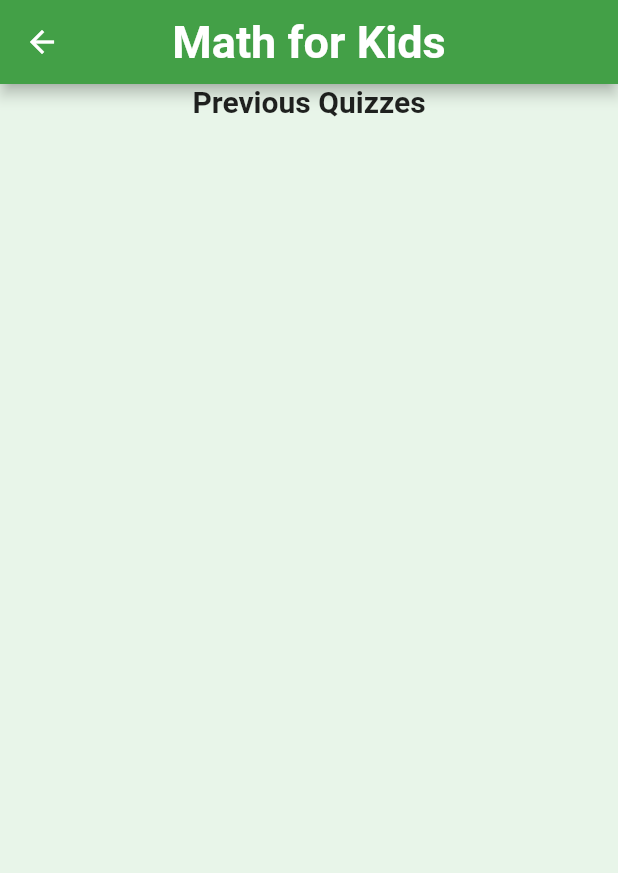
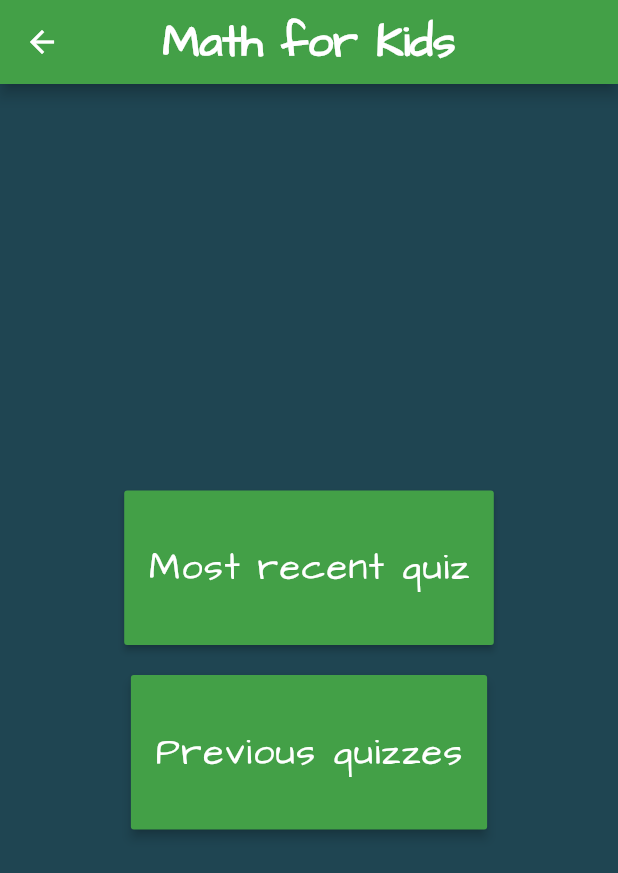
Before and after one commit to edwardtheskull/mathforkids, a Flutter app: the studentresultPageState screen opened directly, on a phone screen of 412 x 824 dp. Shown: the top 873 px of the screen. Run offline on Flutter 3.47's test engine with Material 2 defaults, Android fonts, the phone set to English and light mode, and no system bars; our stand-ins replace sqflite; accounts and stored records are empty; Roboto replaces fonts that are missing (Crimson); project files that could hold a hidden picture were left out.

Commit message:
Update studentresults.dart
student result small update

```diff
--- a/lib/studentresults.dart
+++ b/lib/studentresults.dart
@@ -13,6 +13,55 @@ class studentresultPage extends State<studentresultPageState>{
   @override
   Widget build(BuildContext context) {
     return Scaffold(
+        backgroundColor: Color.fromRGBO(31, 69, 82, 1),
+        appBar: AppBar(
+          title: Text(
+            "Math for Kids",
+            style: TextStyle(
+              fontSize: 30,
+              fontFamily: "Architect",
+              fontWeight: FontWeight.bold,
+            ),
+          ),
+          centerTitle:true,
+          backgroundColor: Colors.green[600],
+        ),
+        body:  Column(mainAxisAlignment: MainAxisAlignment.center,
+
+            children:
+            //row 1
+            [Row(mainAxisAlignment: MainAxisAlignment.center, children: [ButtonTheme(minWidth: MediaQuery.of(context).size.width/1.8, height: MediaQuery.of(context).size.height/8,
+              child: RaisedButton(elevation: 2,
+                onPressed: (){
+                  //Navigator.push(context, new MaterialPageRoute(builder: (context) => new connectPageState()));
+                },
+                color: Colors.green[600],
+                child: Text("Most recent quiz", style: TextStyle(letterSpacing: 1,
+                    fontSize: 25,
+                    color: Colors.white,fontFamily: 'Architect')),),
+            )],
+            ),
+
+              //Row 2
+              Row(mainAxisAlignment: MainAxisAlignment.center, children: [Padding(
+                padding: const EdgeInsets.only(top: 20),
+                child: ButtonTheme(minWidth: MediaQuery.of(context).size.width/1.8, height: MediaQuery.of(context).size.height/8,
+                  child: RaisedButton(elevation: 3,
+                    onPressed: (){
+                      //Navigator.push(context, new MaterialPageRoute(builder: (context) => new createquizPageState()));
+                    },
+                    color: Colors.green[600],
+                    child: Text("Previous quizzes", style: TextStyle(letterSpacing: 1,
+                      fontSize: 25,
+                      color: Colors.white,fontFamily: 'Architect',)),),
+                ),
+              )],
+              ),
+            ])
+    );
+  }
+}
+    /*return Scaffold(
         backgroundColor: Colors.green[50],
         appBar: AppBar(
           title: Text(
@@ -28,14 +77,29 @@ class studentresultPage extends State<studentresultPageState>{
         ),
         body:  Center(
           child: Column( mainAxisAlignment: MainAxisAlignment.end, crossAxisAlignment: CrossAxisAlignment.start,
-              children: [Expanded(child: Text("Previous Quizzes",
-                style: TextStyle(fontSize: 20,
-                    fontWeight: FontWeight.bold
+              children: [
+                Expanded(
+                  child: Container(
+                    color: Colors.black,
+                    child: Text("Most recent quiz",
+                      style: TextStyle(fontSize: 20,
+                      fontWeight: FontWeight.bold,
+                      color: Colors.cyan,
+                      ),
+                    ),
+                  ),
                 ),
-              ),
-              ),
+                Expanded(
+                  child: Container(
+                    color: Colors.yellow,
+                    child: Text("Most recent quiz",
+                      style: TextStyle(fontSize: 20,
+                        fontWeight: FontWeight.bold,
+                        color: Colors.red,
+                      ),
+                    ),
+                  ),
+                ),
               ]),
         )
-    );
-  }
-}
+    );*/
```
